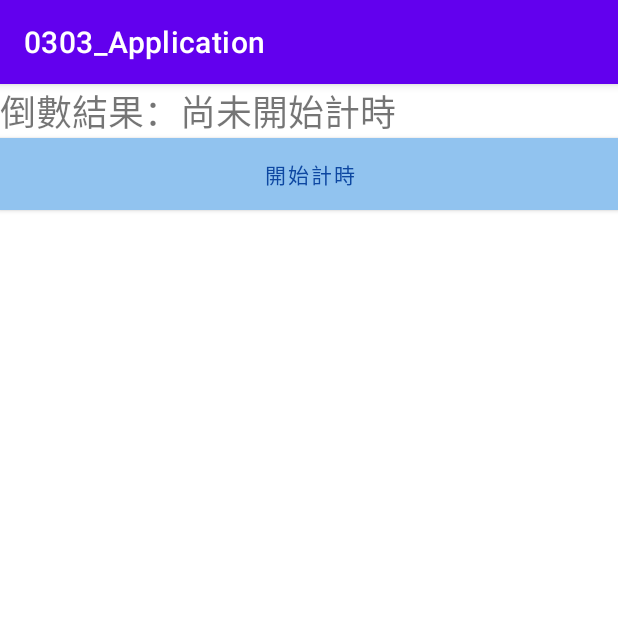
After one commit to Jane0731/ControlScreenLightApp, an Android app: the AlertDialogAndTimerActivity screen opened directly, with no data from a screen before it, on a phone screen of 412 x 824 dp, the top half of it. The commit adds this screen. Run offline under Robolectric (Android 15) with nearby library versions, the phone set to English and light mode, and no system bars.

Commit message:
Add AlertDialog And Timer

```diff
--- /dev/null
+++ b/app/src/main/java/com/example/a0303_application/AlertDialogAndTimerActivity.kt
@@ -0,0 +1,22 @@
+package com.example.a0303_application
+
+import androidx.appcompat.app.AppCompatActivity
+import android.os.Bundle
+import android.os.CountDownTimer
+import android.widget.TextView
+import androidx.appcompat.app.AlertDialog
+import com.example.a0303_application.databinding.ActivityAlertDialogAndTimerBinding
+import com.example.a0303_application.databinding.ActivityFlashlightBinding
+
+class AlertDialogAndTimerActivity : AppCompatActivity() {
+    private lateinit var binding: ActivityAlertDialogAndTimerBinding
+    private lateinit var timerCount:TextView
+    override fun onCreate(savedInstanceState: Bundle?) {
+        super.onCreate(savedInstanceState)
+        binding= ActivityAlertDialogAndTimerBinding.inflate(layoutInflater)
+        setContentView(binding.root)
+        timerCount=binding.info
+
+
+    }
+}
--- /dev/null
+++ b/app/src/main/res/layout/activity_alert_dialog_and_timer.xml
@@ -0,0 +1,43 @@
+<?xml version="1.0" encoding="utf-8"?>
+<androidx.appcompat.widget.LinearLayoutCompat xmlns:android="http://schemas.android.com/apk/res/android"
+    xmlns:app="http://schemas.android.com/apk/res-auto"
+    xmlns:tools="http://schemas.android.com/tools"
+    android:layout_width="match_parent"
+    android:layout_height="match_parent"
+    tools:context=".AlertDialogAndTimerActivity"
+    android:orientation="vertical">
+
+    <LinearLayout
+        android:layout_width="match_parent"
+        android:layout_height="wrap_content">
+
+        <TextView
+            android:layout_width="wrap_content"
+            android:layout_height="wrap_content"
+            android:text="倒數結果："
+            android:textSize="24sp">
+        </TextView>
+
+        <TextView
+            android:id="@+id/info"
+            android:layout_width="wrap_content"
+            android:layout_height="wrap_content"
+            android:text="尚未開始計時"
+            android:textSize="24sp"></TextView>
+
+    </LinearLayout>
+
+    <Button
+        android:id="@+id/startTimer"
+        android:layout_width="match_parent"
+        android:layout_height="wrap_content"
+        android:background="#91C3EF"
+        android:text="開始計時"
+        android:textColor="#0D47A1"
+        app:backgroundTint="@null"></Button>
+
+
+
+
+
+</androidx.appcompat.widget.LinearLayoutCompat>
```
Also changed, not shown: app/src/main/AndroidManifest.xml (+9 -5 lines), app/src/main/java/com/example/a0303_application/MenuActivity.kt (+6 -1 lines), app/src/main/java/com/example/a0303_application/SensorLightActivity.kt (+16 -1 lines).
